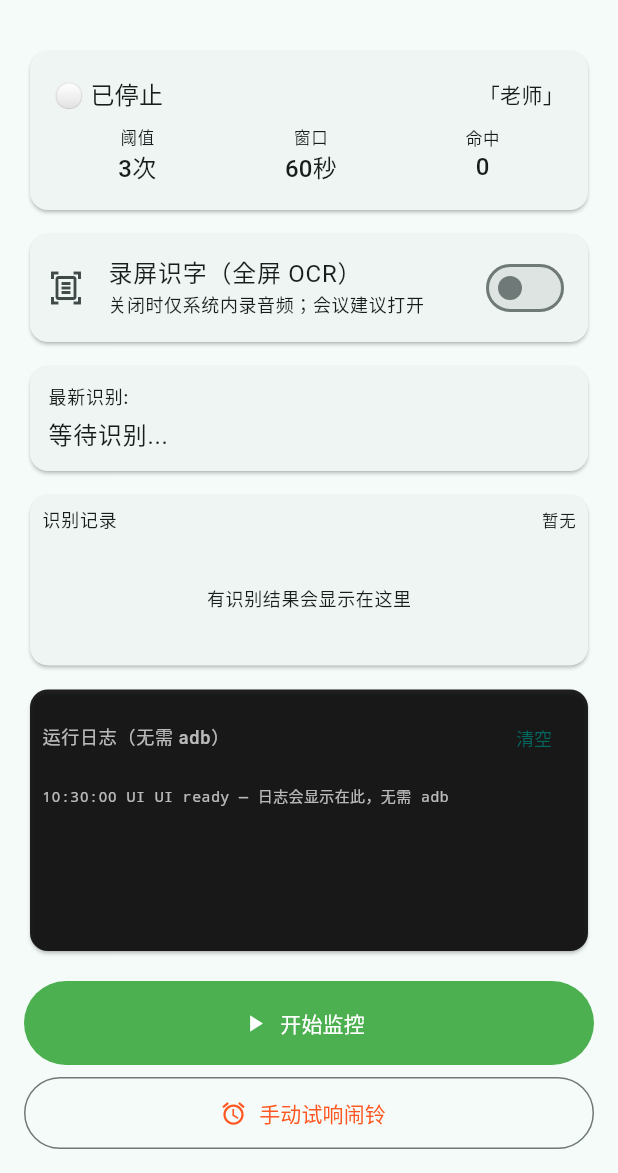
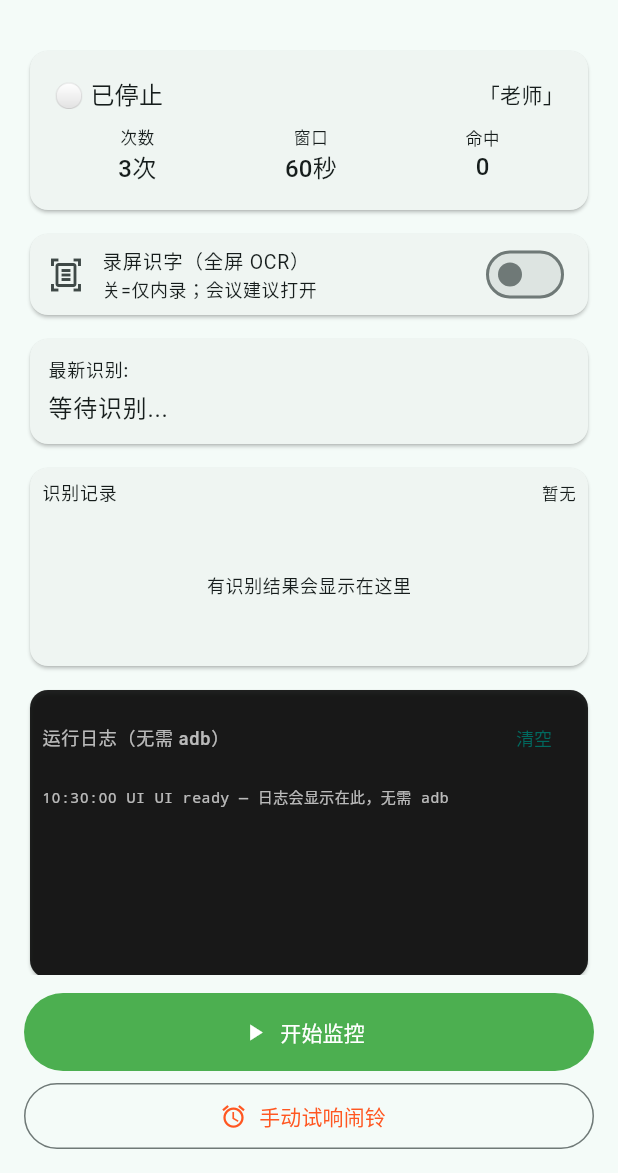
Before and after one commit to mkaaad/keyword_alert, a Flutter app: the screen it shows after launch, on a phone screen of 412 x 824 dp, the part 63-1236 px from its top. Run offline on Flutter 3.47's test engine with Material 3 defaults, Android fonts, the phone set to English and light mode, and no system bars; our stand-ins replace audioplayers, flutter_local_notifications, shared_preferences; missing offline and left inert: flutter_foreground_task.

Commit message:
fix(ui): prevent home layout overflow with OCR switch
Use a scrollable ListView for the main body so small test viewports
and phones no longer RenderFlex-overflow after adding the OCR tile.

```diff
--- a/lib/ui/home_page.dart
+++ b/lib/ui/home_page.dart
@@ -360,6 +360,9 @@ class _HomePageState extends State<HomePage> {
         child: Column(
           crossAxisAlignment: CrossAxisAlignment.stretch,
           children: [
+            Expanded(
+              child: ListView(
+                children: [
                   Card(
                     child: Padding(
                       padding: const EdgeInsets.all(16.0),
@@ -368,7 +371,8 @@ class _HomePageState extends State<HomePage> {
                           Row(
                             mainAxisAlignment: MainAxisAlignment.spaceBetween,
                             children: [
-                        Text(
+                              Flexible(
+                                child: Text(
                                   _isMonitoring
                                       ? (_captureMode.contains('ocr')
                                           ? '🟢 $_captureMode'
@@ -378,6 +382,8 @@ class _HomePageState extends State<HomePage> {
                                               : '🟡 监控中·$_captureMode')
                                       : '⚪ 已停止',
                                   style: theme.textTheme.titleMedium,
+                                  overflow: TextOverflow.ellipsis,
+                                ),
                               ),
                               Text(
                                 '「${_config.keyword}」',
@@ -389,7 +395,10 @@ class _HomePageState extends State<HomePage> {
                           Row(
                             mainAxisAlignment: MainAxisAlignment.spaceAround,
                             children: [
-                        _StatBox(label: '阈值', value: '${_config.threshold}次'),
+                              _StatBox(
+                                label: '次数',
+                                value: '${_config.threshold}次',
+                              ),
                               _StatBox(
                                 label: '窗口',
                                 value: '${_config.window.inSeconds}秒',
@@ -404,8 +413,10 @@ class _HomePageState extends State<HomePage> {
                   const SizedBox(height: 8),
                   Card(
                     child: SwitchListTile(
+                      dense: true,
+                      visualDensity: VisualDensity.compact,
                       contentPadding:
-                    const EdgeInsets.symmetric(horizontal: 12, vertical: 0),
+                          const EdgeInsets.symmetric(horizontal: 12),
                       secondary: Icon(
                         Icons.document_scanner_outlined,
                         color: _ocrEnabled ? Colors.deepOrange : null,
@@ -413,8 +424,8 @@ class _HomePageState extends State<HomePage> {
                       title: const Text('录屏识字（全屏 OCR）'),
                       subtitle: Text(
                         _ocrEnabled
-                      ? '开启后截取整屏识别中文（字幕/聊天），约 1.5 秒一次'
-                      : '关闭时仅系统内录音频；会议建议打开',
+                            ? '整屏中文 OCR，约 1.5s/次（字幕/聊天）'
+                            : '关=仅内录；会议建议打开',
                         style: theme.textTheme.bodySmall,
                       ),
                       value: _ocrEnabled,
@@ -429,6 +440,7 @@ class _HomePageState extends State<HomePage> {
                       padding: const EdgeInsets.all(12.0),
                       child: Column(
                         crossAxisAlignment: CrossAxisAlignment.start,
+                        mainAxisSize: MainAxisSize.min,
                         children: [
                           Text('最新识别:', style: theme.textTheme.labelMedium),
                           const SizedBox(height: 4),
@@ -438,9 +450,10 @@ class _HomePageState extends State<HomePage> {
                     ),
                   ),
                   const SizedBox(height: 8),
-            Expanded(
-              flex: 2,
+                  SizedBox(
+                    height: 140,
                     child: Card(
+                      clipBehavior: Clip.hardEdge,
                       child: Column(
                         crossAxisAlignment: CrossAxisAlignment.stretch,
                         children: [
@@ -448,10 +461,15 @@ class _HomePageState extends State<HomePage> {
                             padding: const EdgeInsets.fromLTRB(8, 8, 8, 0),
                             child: Row(
                               children: [
-                          Text('识别记录', style: theme.textTheme.labelMedium),
+                                Text(
+                                  '识别记录',
+                                  style: theme.textTheme.labelMedium,
+                                ),
                                 const Spacer(),
                                 Text(
-                            _recentTexts.isEmpty ? '暂无' : '${_recentTexts.length}条',
+                                  _recentTexts.isEmpty
+                                      ? '暂无'
+                                      : '${_recentTexts.length}条',
                                   style: theme.textTheme.labelSmall,
                                 ),
                               ],
@@ -469,7 +487,9 @@ class _HomePageState extends State<HomePage> {
                                     padding: const EdgeInsets.all(8),
                                     itemCount: _recentTexts.length,
                                     itemBuilder: (_, i) => Padding(
-                                padding: const EdgeInsets.symmetric(vertical: 2.0),
+                                      padding: const EdgeInsets.symmetric(
+                                        vertical: 2.0,
+                                      ),
                                       child: Text(
                                         _recentTexts[i],
                                         style: theme.textTheme.bodySmall,
@@ -482,10 +502,11 @@ class _HomePageState extends State<HomePage> {
                     ),
                   ),
                   const SizedBox(height: 8),
-            Expanded(
-              flex: 3,
+                  SizedBox(
+                    height: 200,
                     child: Card(
                       color: Colors.black87,
+                      clipBehavior: Clip.hardEdge,
                       child: Column(
                         crossAxisAlignment: CrossAxisAlignment.stretch,
                         children: [
@@ -502,7 +523,10 @@ class _HomePageState extends State<HomePage> {
                                 const Spacer(),
                                 TextButton(
                                   onPressed: () => setState(_debugLogs.clear),
-                            child: const Text('清空', style: TextStyle(fontSize: 12)),
+                                  child: const Text(
+                                    '清空',
+                                    style: TextStyle(fontSize: 12),
+                                  ),
                                 ),
                               ],
                             ),
@@ -512,7 +536,10 @@ class _HomePageState extends State<HomePage> {
                                 ? const Center(
                                     child: Text(
                                       '等待日志…',
-                                style: TextStyle(color: Colors.white38, fontSize: 12),
+                                      style: TextStyle(
+                                        color: Colors.white38,
+                                        fontSize: 12,
+                                      ),
                                     ),
                                   )
                                 : ListView.builder(
@@ -525,7 +552,10 @@ class _HomePageState extends State<HomePage> {
                                           ? Colors.redAccent
                                           : line.contains(' W ')
                                               ? Colors.orangeAccent
-                                        : line.contains('playback') ||
+                                              : line.contains('OCR') ||
+                                                      line.contains(
+                                                        'playback',
+                                                      ) ||
                                                       line.contains('ASR ok')
                                                   ? Colors.lightGreenAccent
                                                   : Colors.white70;
@@ -545,9 +575,12 @@ class _HomePageState extends State<HomePage> {
                       ),
                     ),
                   ),
-            const SizedBox(height: 16),
+                ],
+              ),
+            ),
+            const SizedBox(height: 12),
             SizedBox(
-              height: 56,
+              height: 52,
               child: FilledButton.icon(
                 onPressed: _isStarting ? null : _toggleMonitoring,
                 icon: _isStarting
@@ -572,7 +605,7 @@ class _HomePageState extends State<HomePage> {
             ),
             const SizedBox(height: 8),
             SizedBox(
-              height: 48,
+              height: 44,
               child: OutlinedButton.icon(
                 onPressed: () async {
                   if (_alarm.isRinging) {
```
Lines whose indentation alone changed are shown as unchanged.
